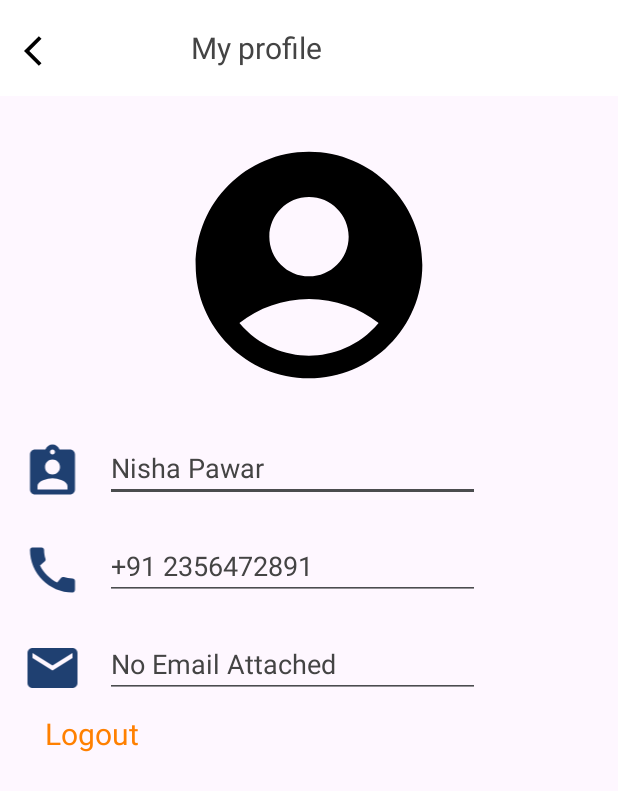
After one commit to nishapawar31/BellMe, an Android app: the layout profile.xml on its own in the app's theme, with its tools: preview values and no code run, on a phone screen of 412 x 824 dp. The commit adds this screen. Shown: the top 791 px of the screen. Run offline under Robolectric (Android 15) with nearby library versions, the phone set to English and light mode, and no system bars.

Commit message:
Initial commit by nisha

```diff
--- /dev/null
+++ b/app/src/main/res/drawable/accid.xml
@@ -0,0 +1,5 @@
+<vector android:height="24dp" android:tint="#1F4071"
+    android:viewportHeight="24" android:viewportWidth="24"
+    android:width="24dp" xmlns:android="http://schemas.android.com/apk/res/android">
+    <path android:fillColor="@android:color/white" android:pathData="M19,3h-4.18C14.4,1.84 13.3,1 12,1c-1.3,0 -2.4,0.84 -2.82,2L5,3c-1.1,0 -2,0.9 -2,2v14c0,1.1 0.9,2 2,2h14c1.1,0 2,-0.9 2,-2L21,5c0,-1.1 -0.9,-2 -2,-2zM12,3c0.55,0 1,0.45 1,1s-0.45,1 -1,1 -1,-0.45 -1,-1 0.45,-1 1,-1zM12,7c1.66,0 3,1.34 3,3s-1.34,3 -3,3 -3,-1.34 -3,-3 1.34,-3 3,-3zM18,19L6,19v-1.4c0,-2 4,-3.1 6,-3.1s6,1.1 6,3.1L18,19z"/>
+</vector>
--- /dev/null
+++ b/app/src/main/res/drawable/back.xml
@@ -0,0 +1,5 @@
+<vector android:autoMirrored="true" android:height="24dp"
+    android:tint="#000000" android:viewportHeight="24"
+    android:viewportWidth="24" android:width="24dp" xmlns:android="http://schemas.android.com/apk/res/android">
+    <path android:fillColor="@android:color/white" android:pathData="M11.67,3.87L9.9,2.1 0,12l9.9,9.9 1.77,-1.77L3.54,12z"/>
+</vector>
--- /dev/null
+++ b/app/src/main/res/drawable/call.xml
@@ -0,0 +1,5 @@
+<vector android:height="24dp" android:tint="#1F4071"
+    android:viewportHeight="24" android:viewportWidth="24"
+    android:width="24dp" xmlns:android="http://schemas.android.com/apk/res/android">
+    <path android:fillColor="@android:color/white" android:pathData="M20.01,15.38c-1.23,0 -2.42,-0.2 -3.53,-0.56 -0.35,-0.12 -0.74,-0.03 -1.01,0.24l-1.57,1.97c-2.83,-1.35 -5.48,-3.9 -6.89,-6.83l1.95,-1.66c0.27,-0.28 0.35,-0.67 0.24,-1.02 -0.37,-1.11 -0.56,-2.3 -0.56,-3.53 0,-0.54 -0.45,-0.99 -0.99,-0.99H4.19C3.65,3 3,3.24 3,3.99 3,13.28 10.73,21 20.01,21c0.71,0 0.99,-0.63 0.99,-1.18v-3.45c0,-0.54 -0.45,-0.99 -0.99,-0.99z"/>
+</vector>
--- /dev/null
+++ b/app/src/main/res/drawable/email.xml
@@ -0,0 +1,5 @@
+<vector android:height="24dp" android:tint="#1F4071"
+    android:viewportHeight="24" android:viewportWidth="24"
+    android:width="24dp" xmlns:android="http://schemas.android.com/apk/res/android">
+    <path android:fillColor="@android:color/white" android:pathData="M20,4L4,4c-1.1,0 -1.99,0.9 -1.99,2L2,18c0,1.1 0.9,2 2,2h16c1.1,0 2,-0.9 2,-2L22,6c0,-1.1 -0.9,-2 -2,-2zM20,8l-8,5 -8,-5L4,6l8,5 8,-5v2z"/>
+</vector>
--- /dev/null
+++ b/app/src/main/res/drawable/profilee.xml
@@ -0,0 +1,5 @@
+<vector android:height="24dp" android:tint="#000000"
+    android:viewportHeight="24" android:viewportWidth="24"
+    android:width="24dp" xmlns:android="http://schemas.android.com/apk/res/android">
+    <path android:fillColor="@android:color/white" android:pathData="M12,2C6.48,2 2,6.48 2,12s4.48,10 10,10s10,-4.48 10,-10S17.52,2 12,2zM12,6c1.93,0 3.5,1.57 3.5,3.5S13.93,13 12,13s-3.5,-1.57 -3.5,-3.5S10.07,6 12,6zM12,20c-2.03,0 -4.43,-0.82 -6.14,-2.88C7.55,15.8 9.68,15 12,15s4.45,0.8 6.14,2.12C16.43,19.18 14.03,20 12,20z"/>
+</vector>
--- /dev/null
+++ b/app/src/main/res/layout/profile.xml
@@ -0,0 +1,139 @@
+<?xml version="1.0" encoding="utf-8"?>
+<RelativeLayout xmlns:android="http://schemas.android.com/apk/res/android"
+    xmlns:app="http://schemas.android.com/apk/res-auto"
+    xmlns:tools="http://schemas.android.com/tools"
+    android:layout_width="match_parent"
+    android:layout_height="match_parent"
+    tools:context=".Profile">
+
+    <Toolbar
+        android:id="@+id/toolbar"
+        android:layout_width="match_parent"
+        android:layout_height="?actionBarSize"
+        android:background="@color/white">
+        <RelativeLayout
+            android:layout_width="match_parent"
+            android:layout_height="?android:actionBarSize">
+        <LinearLayout
+            android:layout_width="match_parent"
+            android:layout_height="match_parent"
+            android:orientation="horizontal">
+
+            <ImageView
+                android:id="@+id/backBTN"
+                android:layout_width="wrap_content"
+                android:layout_height="wrap_content"
+                android:layout_marginTop="18dp"
+                android:gravity="center"
+                android:src="@drawable/back" />
+
+            <TextView
+                android:layout_width="261dp"
+                android:layout_height="match_parent"
+                android:gravity="center"
+                android:layout_gravity="center"
+                android:text="My profile"
+                android:textSize="20sp"
+                android:textColor="@color/blacktext"
+                android:textAlignment="center">
+
+            </TextView>
+
+        </LinearLayout>
+
+        </RelativeLayout>
+
+    </Toolbar>
+
+    <LinearLayout
+        android:layout_width="match_parent"
+        android:layout_height="wrap_content"
+        android:layout_below="@+id/toolbar"
+        android:orientation="vertical">
+
+        <ImageView
+            android:layout_width="181dp"
+            android:layout_height="225dp"
+            android:layout_gravity="center"
+            android:src="@drawable/profilee" />
+
+        <LinearLayout
+            android:layout_width="wrap_content"
+            android:layout_height="wrap_content"
+            android:orientation="horizontal">
+
+            <ImageView
+                android:layout_width="70dp"
+                android:layout_height="40dp"
+                android:src="@drawable/accid"
+                android:layout_marginTop="5dp">
+            </ImageView>
+            <EditText
+                android:layout_width="250dp"
+                android:layout_height="wrap_content"
+                android:hint="Nisha Pawar"
+                android:backgroundTint="#F2414345"
+                android:textColorHint="@color/blacktext">
+
+            </EditText>
+        </LinearLayout>
+
+        <LinearLayout
+            android:layout_width="wrap_content"
+            android:layout_height="wrap_content"
+            android:orientation="horizontal"
+            android:layout_marginTop="20dp">
+
+            <ImageView
+                android:layout_width="70dp"
+                android:layout_height="40dp"
+                android:src="@drawable/call"
+                android:layout_marginTop="5dp">
+            </ImageView>
+            <EditText
+                android:layout_width="250dp"
+                android:layout_height="wrap_content"
+                android:hint="+91 2356472891"
+                android:backgroundTint="#F2414345"
+                android:textColorHint="@color/blacktext">
+
+            </EditText>
+        </LinearLayout>
+
+        <LinearLayout
+            android:layout_width="wrap_content"
+            android:layout_height="wrap_content"
+            android:orientation="horizontal"
+            android:layout_marginTop="20dp">
+
+            <ImageView
+                android:layout_width="70dp"
+                android:layout_height="40dp"
+                android:src="@drawable/email"
+                android:layout_marginTop="5dp">
+            </ImageView>
+            <EditText
+                android:layout_width="250dp"
+                android:layout_height="wrap_content"
+                android:hint="No Email Attached"
+                android:backgroundTint="#F2414345"
+                android:textColorHint="@color/blacktext">
+            </EditText>
+        </LinearLayout>
+
+        <TextView
+            android:layout_width="wrap_content"
+            android:layout_height="wrap_content"
+            android:text="Logout"
+            android:layout_marginLeft="30dp"
+            android:layout_marginTop="10dp"
+            android:textSize="20sp"
+            android:textColor="@color/orangebutton">
+
+        </TextView>
+    </LinearLayout>
+
+
+
+
+</RelativeLayout>
--- a/app/src/main/res/values/strings.xml
+++ b/app/src/main/res/values/strings.xml
@@ -1,3 +1,4 @@
 <resources>
     <string name="app_name">BellMe</string>
+    <string name="privacy">By signing in you agree to our Terms of use \nand Privacy policy</string>
 </resources>
```
Also changed, not shown: app/src/main/AndroidManifest.xml (+7 -2 lines), app/src/main/java/com/appdroid/bellme/Profile.java (added, +14 -0 lines), app/src/main/res/drawable/ic_back.xml (added, +11 -0 lines), app/src/main/res/drawable/rectangle.xml (added, +9 -0 lines), app/src/main/res/drawable/rectangle1.xml (added, +7 -0 lines), app/src/main/res/layout/login_activity.xml (+54 -37 lines), app/src/main/res/values/colors.xml (+18 -0 lines), app/src/main/res/drawable/profile.jpg (added), 2 other files.
